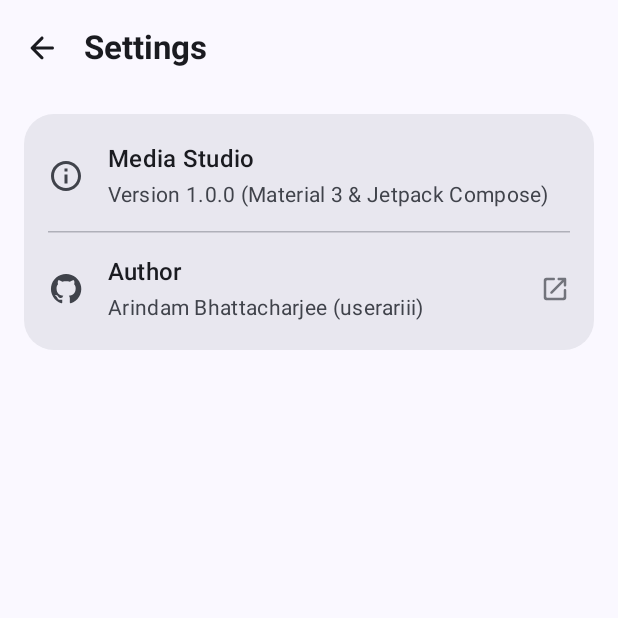
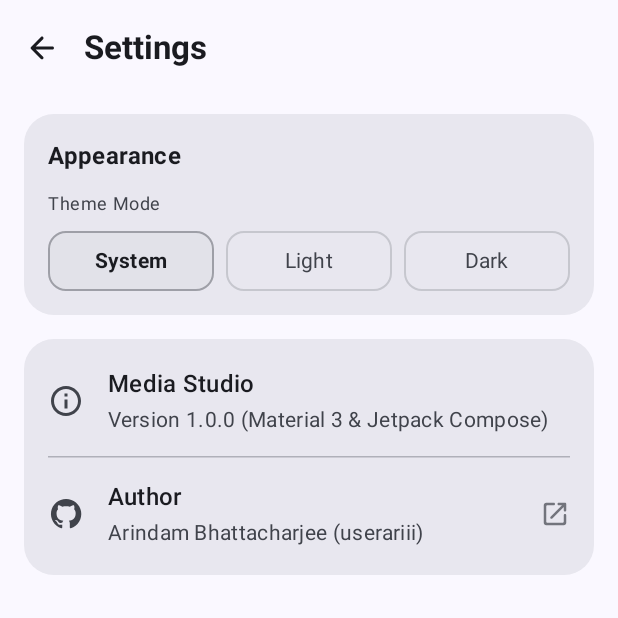
Before and after one commit to userariii/Media-Studio, an Android app built with Jetpack Compose: the composable SettingsScreen shown on its own in the app's theme, on a phone screen of 412 x 824 dp, the top half of it. Run offline under Robolectric (Android 15) with nearby library versions, the phone set to English and light mode, and no system bars; 6 statements that could not run were skipped.

Commit message:
mstudioPlayer: Add Appearance section with System/Light/Dark Theme Mode options
Signed-off-by: Arindam Bhattacharjee <abhattacharjee717@gmail.com>

```diff
--- a/app/src/main/java/com/android/multimediastudio/ui/media/MediaDiscoveryScreen.kt
+++ b/app/src/main/java/com/android/multimediastudio/ui/media/MediaDiscoveryScreen.kt
@@ -261,6 +261,8 @@ fun MediaDiscoveryScreen(
     Box(modifier = modifier.fillMaxSize()) {
         if (uiState.isSettingsOpen) {
             SettingsScreen(
+                themeMode = uiState.themeMode,
+                onThemeModeSelected = { mode -> viewModel.setThemeMode(mode) },
                 onBack = { viewModel.closeSettings() },
                 modifier = Modifier.fillMaxSize()
             )
--- a/app/src/main/java/com/android/multimediastudio/ui/settings/SettingsScreen.kt
+++ b/app/src/main/java/com/android/multimediastudio/ui/settings/SettingsScreen.kt
@@ -3,7 +3,10 @@ package com.android.multimediastudio.ui.settings
 import android.content.Intent
 import android.net.Uri
 import androidx.activity.compose.BackHandler
+import androidx.compose.foundation.BorderStroke
 import androidx.compose.foundation.clickable
+import androidx.compose.foundation.layout.Arrangement
+import androidx.compose.foundation.layout.Box
 import androidx.compose.foundation.layout.Column
 import androidx.compose.foundation.layout.Row
 import androidx.compose.foundation.layout.Spacer
@@ -28,6 +31,7 @@ import androidx.compose.material3.Icon
 import androidx.compose.material3.IconButton
 import androidx.compose.material3.MaterialTheme
 import androidx.compose.material3.Scaffold
+import androidx.compose.material3.Surface
 import androidx.compose.material3.Text
 import androidx.compose.material3.TopAppBar
 import androidx.compose.material3.TopAppBarDefaults
@@ -35,15 +39,19 @@ import androidx.compose.runtime.Composable
 import androidx.compose.ui.Alignment
 import androidx.compose.ui.Modifier
 import androidx.compose.ui.draw.clip
+import androidx.compose.ui.graphics.Color
 import androidx.compose.ui.platform.LocalContext
 import androidx.compose.ui.res.painterResource
 import androidx.compose.ui.text.font.FontWeight
 import androidx.compose.ui.unit.dp
 import com.android.multimediastudio.R
+import com.android.multimediastudio.data.model.ThemeMode
 
 @OptIn(ExperimentalMaterial3Api::class)
 @Composable
 fun SettingsScreen(
+    themeMode: ThemeMode,
+    onThemeModeSelected: (ThemeMode) -> Unit,
     onBack: () -> Unit,
     modifier: Modifier = Modifier
 ) {
@@ -86,6 +94,61 @@ fun SettingsScreen(
                 .verticalScroll(rememberScrollState())
                 .padding(horizontal = 16.dp, vertical = 12.dp)
         ) {
+            // APPEARANCE SECTION
+            Card(
+                modifier = Modifier.fillMaxWidth(),
+                shape = RoundedCornerShape(20.dp),
+                colors = CardDefaults.cardColors(
+                    containerColor = MaterialTheme.colorScheme.surfaceContainerHigh
+                ),
+                elevation = CardDefaults.cardElevation(defaultElevation = 0.dp)
+            ) {
+                Column(
+                    modifier = Modifier.padding(16.dp)
+                ) {
+                    Text(
+                        text = "Appearance",
+                        style = MaterialTheme.typography.titleMedium.copy(
+                            fontWeight = FontWeight.Bold
+                        ),
+                        color = MaterialTheme.colorScheme.onSurface
+                    )
+                    Spacer(modifier = Modifier.height(12.dp))
+                    Text(
+                        text = "Theme Mode",
+                        style = MaterialTheme.typography.bodySmall,
+                        color = MaterialTheme.colorScheme.onSurfaceVariant
+                    )
+                    Spacer(modifier = Modifier.height(10.dp))
+                    Row(
+                        modifier = Modifier.fillMaxWidth(),
+                        horizontalArrangement = Arrangement.spacedBy(8.dp)
+                    ) {
+                        ThemeOptionButton(
+                            text = "System",
+                            selected = themeMode == ThemeMode.SYSTEM,
+                            onClick = { onThemeModeSelected(ThemeMode.SYSTEM) },
+                            modifier = Modifier.weight(1f)
+                        )
+                        ThemeOptionButton(
+                            text = "Light",
+                            selected = themeMode == ThemeMode.LIGHT,
+                            onClick = { onThemeModeSelected(ThemeMode.LIGHT) },
+                            modifier = Modifier.weight(1f)
+                        )
+                        ThemeOptionButton(
+                            text = "Dark",
+                            selected = themeMode == ThemeMode.DARK,
+                            onClick = { onThemeModeSelected(ThemeMode.DARK) },
+                            modifier = Modifier.weight(1f)
+                        )
+                    }
+                }
+            }
+
+            Spacer(modifier = Modifier.height(16.dp))
+
+            // APP INFO & AUTHOR SECTION
             Card(
                 modifier = Modifier.fillMaxWidth(),
                 shape = RoundedCornerShape(20.dp),
@@ -182,3 +245,50 @@ fun SettingsScreen(
         }
     }
 }
+
+@Composable
+private fun ThemeOptionButton(
+    text: String,
+    selected: Boolean,
+    onClick: () -> Unit,
+    modifier: Modifier = Modifier
+) {
+    val containerColor = if (selected) {
+        MaterialTheme.colorScheme.surfaceContainerHighest
+    } else {
+        Color.Transparent
+    }
+
+    val contentColor = if (selected) {
+        MaterialTheme.colorScheme.onSurface
+    } else {
+        MaterialTheme.colorScheme.onSurfaceVariant
+    }
+
+    val border = if (selected) {
+        BorderStroke(1.dp, MaterialTheme.colorScheme.outline.copy(alpha = 0.5f))
+    } else {
+        BorderStroke(1.dp, MaterialTheme.colorScheme.outlineVariant.copy(alpha = 0.3f))
+    }
+
+    Surface(
+        onClick = onClick,
+        modifier = modifier.height(40.dp),
+        shape = RoundedCornerShape(12.dp),
+        color = containerColor,
+        contentColor = contentColor,
+        border = border
+    ) {
+        Box(
+            contentAlignment = Alignment.Center,
+            modifier = Modifier.fillMaxSize()
+        ) {
+            Text(
+                text = text,
+                style = MaterialTheme.typography.labelLarge.copy(
+                    fontWeight = if (selected) FontWeight.Bold else FontWeight.Normal
+                )
+            )
+        }
+    }
+}
```
Also changed, not shown: app/src/main/java/com/android/multimediastudio/MainActivity.kt (+15 -2 lines), app/src/main/java/com/android/multimediastudio/data/model/ThemeMode.kt (added, +7 -0 lines), app/src/main/java/com/android/multimediastudio/data/repository/UserPreferencesRepository.kt (added, +32 -0 lines), app/src/main/java/com/android/multimediastudio/ui/media/MediaViewModel.kt (+28 -4 lines).
